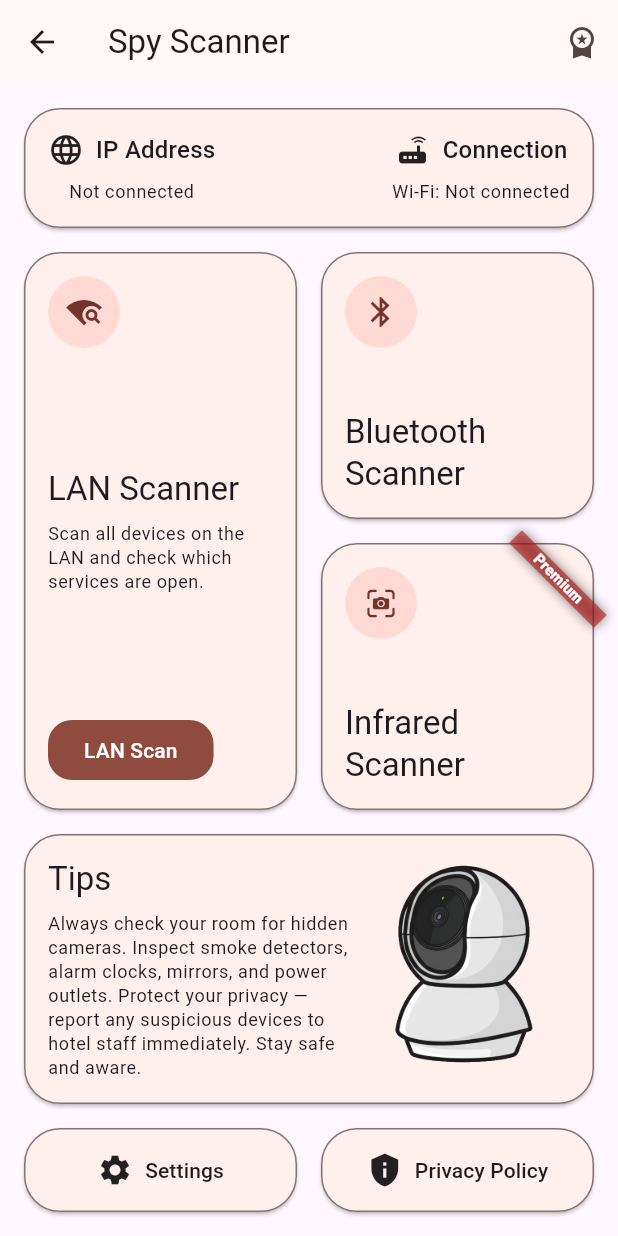
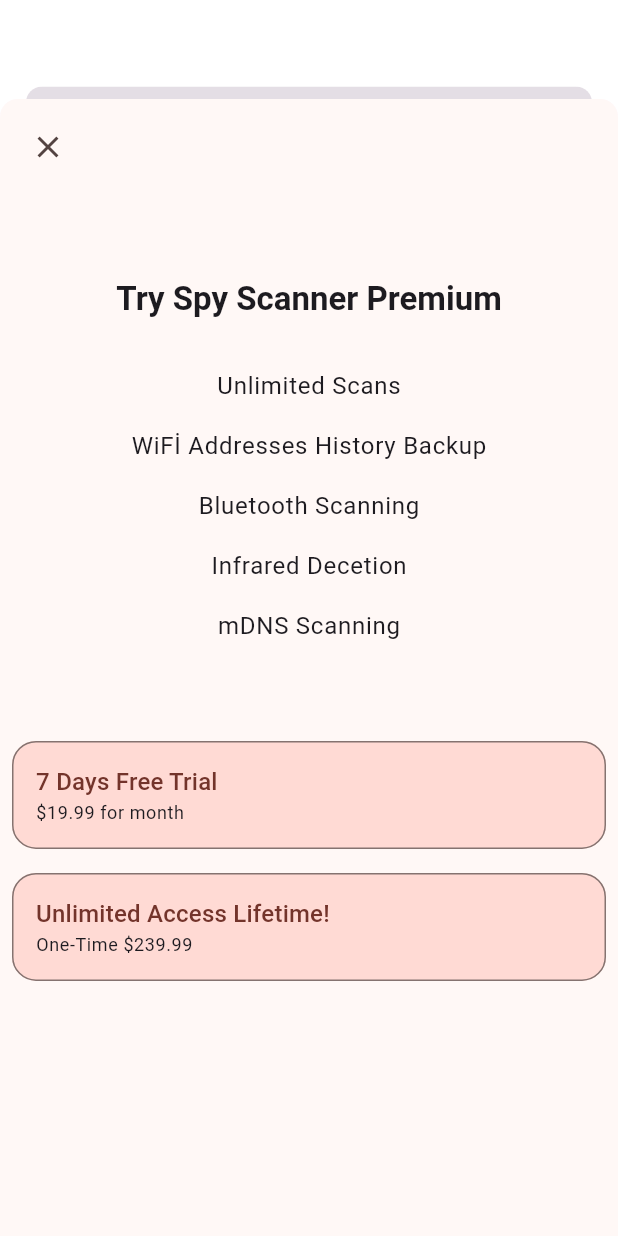
Before and after one commit to Thixq/spy_scanner_neon_apps, a Flutter app: the HomeView screen opened by its route, after a tap on the "workspace premium" icon, on a phone screen of 412 x 824 dp. Run offline on Flutter 3.47's test engine with Material 3 defaults, Android fonts, the phone set to English and light mode, and no system bars; our stand-ins replace auto_route, easy_localization, get_it, lottie, smooth_page_indicator; missing offline and left inert: flutter_reactive_ble, network_tools, nsd.

Commit message:
paywall bottom sheet ui complete and price formatter created and tested

```diff
--- a/lib/dev/dev_component_view.dart
+++ b/lib/dev/dev_component_view.dart
@@ -13,7 +13,7 @@
 //   @override
 //   Widget build(BuildContext context) {
 //     return Scaffold(
-//       appBar: AppBar(title: const Text('Dev Components')),
+// appBar: AppBar(title: const Text('Dev Components')),
 //       body: SafeArea(
 //         child: Center(
 //           child: Padding(
--- /dev/null
+++ b/lib/feature/bottom_sheet_dialog/paywall_bottom_sheet/paywall_bottom_sheet.dart
@@ -0,0 +1,46 @@
+import 'package:auto_route/auto_route.dart';
+import 'package:easy_localization/easy_localization.dart';
+import 'package:flutter/cupertino.dart';
+import 'package:flutter/material.dart';
+import 'package:spy_scanner/core/app_sizes.dart';
+import 'package:spy_scanner/core/extension/context_theme.dart';
+import 'package:spy_scanner/feature/localization/localization_codegen/locale_keys.g.dart';
+import 'package:spy_scanner/feature/utils/helper/price_formatter.dart';
+import 'package:spy_scanner/feature/utils/ui/mutli_text_line.dart';
+
+part 'widgets/action_bar.dart';
+part 'widgets/feature_list.dart';
+part 'widgets/offer_button.dart';
+part 'widgets/offer_button_list.dart';
+
+class PaywallBottomSheet extends StatelessWidget {
+  const PaywallBottomSheet({super.key});
+
+  static Future<void> show(BuildContext context) => showCupertinoSheet<void>(
+    context: context,
+    builder: (context) => const PaywallBottomSheet(),
+  );
+
+  @override
+  Widget build(BuildContext context) {
+    return Material(
+      child: ColoredBox(
+        color: context.colorScheme.surface,
+        child: Padding(
+          padding: const EdgeInsets.all(8),
+          child: Column(
+            spacing: AppSizes.extraLarge * 2,
+            children: [
+              const _ActionBar(),
+              const _FeatureList(),
+              _OfferButtonList(
+                onLifetimePressed: () {},
+                onMonthlyPressed: () {},
+              ),
+            ],
+          ),
+        ),
+      ),
+    );
+  }
+}
--- /dev/null
+++ b/lib/feature/bottom_sheet_dialog/paywall_bottom_sheet/widgets/action_bar.dart
@@ -0,0 +1,18 @@
+part of '../paywall_bottom_sheet.dart';
+
+class _ActionBar extends StatelessWidget {
+  const _ActionBar();
+
+  @override
+  Widget build(BuildContext context) {
+    return Align(
+      alignment: Alignment.topLeft,
+      child: IconButton(
+        onPressed: () {
+          context.router.pop();
+        },
+        icon: const Icon(Icons.close),
+      ),
+    );
+  }
+}
--- /dev/null
+++ b/lib/feature/bottom_sheet_dialog/paywall_bottom_sheet/widgets/feature_list.dart
@@ -0,0 +1,34 @@
+part of '../paywall_bottom_sheet.dart';
+
+final _offers = <String>[
+  LocaleKeys.paywall_offer_offer_one.tr(),
+  LocaleKeys.paywall_offer_offer_two.tr(),
+  LocaleKeys.paywall_offer_offer_three.tr(),
+  LocaleKeys.paywall_offer_offer_four.tr(),
+  LocaleKeys.paywall_offer_offer_five.tr(),
+];
+final String _title = LocaleKeys.paywall_title.tr();
+
+class _FeatureList extends StatelessWidget {
+  const _FeatureList();
+
+  @override
+  Widget build(BuildContext context) {
+    return Column(
+      spacing: AppSizes.extraLarge,
+      children: [
+        Text(
+          _title,
+          style: context.textTheme.titleLarge?.copyWith(
+            fontWeight: FontWeight.bold,
+          ),
+        ),
+        MutliTextLine(
+          spacing: AppSizes.medium,
+          style: context.textTheme.bodyLarge,
+          lines: _offers,
+        ),
+      ],
+    );
+  }
+}
--- /dev/null
+++ b/lib/feature/bottom_sheet_dialog/paywall_bottom_sheet/widgets/offer_button.dart
@@ -0,0 +1,43 @@
+part of '../paywall_bottom_sheet.dart';
+
+class _OfferButton extends StatelessWidget {
+  const _OfferButton({
+    required this.title,
+    required this.subTitle,
+    required this.onPressed,
+  });
+
+  final String title;
+  final String subTitle;
+  final VoidCallback onPressed;
+
+  @override
+  Widget build(BuildContext context) {
+    return FilledButton.tonal(
+      style: FilledButton.styleFrom(
+        side: BorderSide(color: context.colorScheme.outline),
+        alignment: Alignment.centerLeft,
+        padding: const EdgeInsets.symmetric(
+          vertical: AppSizes.medium,
+          horizontal: AppSizes.medium,
+        ),
+      ),
+      onPressed: onPressed,
+      child: Column(
+        crossAxisAlignment: CrossAxisAlignment.start,
+        children: [
+          Text(
+            title,
+            style: context.textTheme.titleMedium?.copyWith(
+              color: context.colorScheme.onPrimaryContainer,
+            ),
+          ),
+          Text(
+            subTitle,
+            style: context.textTheme.bodySmall,
+          ),
+        ],
+      ),
+    );
+  }
+}
--- /dev/null
+++ b/lib/feature/bottom_sheet_dialog/paywall_bottom_sheet/widgets/offer_button_list.dart
@@ -0,0 +1,46 @@
+part of '../paywall_bottom_sheet.dart';
+
+final String _monthly = LocaleKeys.paywall_price_options_option_one_title.tr();
+
+final String _lifetime = LocaleKeys.paywall_price_options_option_two_title.tr();
+
+class _OfferButtonList extends StatelessWidget {
+  const _OfferButtonList({
+    required this.onMonthlyPressed,
+    required this.onLifetimePressed,
+  });
+
+  final VoidCallback onMonthlyPressed;
+  final VoidCallback onLifetimePressed;
+
+  @override
+  Widget build(BuildContext context) {
+    final monthlyPrice = LocaleKeys.paywall_price_options_option_one_price.tr(
+      namedArgs: {'price': PriceFormatter.format(19.99, context)},
+    );
+    final lifetimePrice = LocaleKeys.paywall_price_options_option_two_price.tr(
+      namedArgs: {'price': PriceFormatter.format(239.99, context)},
+    );
+    return Column(
+      spacing: AppSizes.medium,
+      children: [
+        SizedBox(
+          width: double.infinity,
+          child: _OfferButton(
+            title: _monthly,
+            subTitle: monthlyPrice,
+            onPressed: onMonthlyPressed,
+          ),
+        ),
+        SizedBox(
+          width: double.infinity,
+          child: _OfferButton(
+            title: _lifetime,
+            subTitle: lifetimePrice,
+            onPressed: onLifetimePressed,
+          ),
+        ),
+      ],
+    );
+  }
+}
--- a/lib/feature/bottom_sheet_dialog/text_bottom_sheet.dart
+++ b/lib/feature/bottom_sheet_dialog/text_bottom_sheet.dart
@@ -10,8 +10,8 @@ final String _text = LocaleKeys.privacy_policy_text.tr();
 class TextBottomSheet extends StatelessWidget {
   const TextBottomSheet({super.key});
 
-  static void show(BuildContext context) {
-    showModalBottomSheet(
+  static Future<void> show(BuildContext context) async {
+    await showModalBottomSheet<void>(
       context: context,
       builder: (context) => const TextBottomSheet(),
       showDragHandle: true,
@@ -32,7 +32,7 @@ class TextBottomSheet extends StatelessWidget {
           ),
           child: RichText(
             text: TextSpan(
-              text: '$_title\n',
+              text: '$_title\n\n',
               style: context.textTheme.titleLarge?.copyWith(
                 fontWeight: FontWeight.bold,
               ),
--- a/lib/feature/localization/localization_app.dart
+++ b/lib/feature/localization/localization_app.dart
@@ -8,7 +8,6 @@ class LocalizationApp extends EasyLocalization {
     super.key,
   }) : super(
          saveLocale: true,
-         useOnlyLangCode: true,
          supportedLocales: supportedLocalesLanguages,
          path: _translationPath,
          assetLoader: const CodegenLoader(),
@@ -20,8 +19,8 @@ class LocalizationApp extends EasyLocalization {
   Locale? get fallbackLocale => const Locale('tr', 'TR');
 
   static List<Locale> get supportedLocalesLanguages => [
-    const Locale('tr'),
-    const Locale('en'),
+    const Locale('tr', 'TR'),
+    const Locale('en', 'US'),
   ];
 
   static Future<void> updateLanguage({
--- /dev/null
+++ b/lib/feature/utils/helper/price_formatter.dart
@@ -0,0 +1,72 @@
+import 'package:easy_localization/easy_localization.dart';
+import 'package:flutter/material.dart';
+
+class PriceFormatter {
+  static String format(
+    double value,
+    BuildContext context, {
+    String? currencyCode,
+  }) {
+    final locale = context.locale.toString();
+
+    // Determine currency code from locale (fallback: USD)
+    final code = currencyCode ?? _localeToCurrency(locale);
+
+    // Create a currency format
+    final format = NumberFormat.currency(
+      locale: locale,
+      name: code,
+      symbol: '',
+    );
+
+    final formattedValue = format.format(value);
+
+    // Get locale-specific currency symbol
+    final currencySymbol = NumberFormat.compactSimpleCurrency(
+      locale: locale,
+      name: code,
+    ).currencySymbol;
+
+    // Some languages place the symbol after the value
+    if (_symbolAfter(locale)) {
+      return '$formattedValue $currencySymbol';
+    } else {
+      return '$currencySymbol$formattedValue';
+    }
+  }
+
+  static String localizedPriceText(
+    double value,
+    BuildContext context, {
+    String? currencyCode,
+  }) {
+    final formatted = format(value, context, currencyCode: currencyCode);
+    return tr('subscription.price_text', args: [formatted]);
+  }
+
+  // Locale → Currency mapping
+  static String _localeToCurrency(String locale) {
+    final map = {
+      'tr': 'TRY',
+      'en_US': 'USD',
+    };
+
+    // if no exact match, check only the language part
+    return map[locale] ?? map[locale.split('_').first] ?? 'USD';
+  }
+
+  // Symbol position (before/after)
+  static bool _symbolAfter(String locale) {
+    final langsWithAfterSymbol = [
+      'tr',
+      'de',
+      'fr',
+      'ru',
+      'sv',
+      'pl',
+      'es',
+      'it',
+    ];
+    return langsWithAfterSymbol.any(locale.startsWith);
+  }
+}
--- /dev/null
+++ b/lib/feature/utils/ui/mutli_text_line.dart
@@ -0,0 +1,28 @@
+import 'package:flutter/material.dart';
+
+class MutliTextLine extends StatelessWidget {
+  const MutliTextLine({
+    required this.lines,
+    super.key,
+    this.style,
+    this.spacing = 0.0,
+  });
+  final List<String> lines;
+  final TextStyle? style;
+  final double spacing;
+
+  @override
+  Widget build(BuildContext context) {
+    return Column(
+      spacing: spacing,
+      children: lines
+          .map(
+            (e) => Text(
+              e,
+              style: style,
+            ),
+          )
+          .toList(),
+    );
+  }
+}
--- a/lib/views/home/home_view.dart
+++ b/lib/views/home/home_view.dart
@@ -3,6 +3,7 @@ import 'package:easy_localization/easy_localization.dart';
 import 'package:flutter/cupertino.dart' show CupertinoIcons;
 import 'package:flutter/material.dart';
 import 'package:spy_scanner/core/app_sizes.dart';
+import 'package:spy_scanner/feature/bottom_sheet_dialog/paywall_bottom_sheet/paywall_bottom_sheet.dart';
 import 'package:spy_scanner/feature/bottom_sheet_dialog/text_bottom_sheet.dart';
 import 'package:spy_scanner/feature/components/icon_text_card.dart';
 import 'package:spy_scanner/feature/components/info_card.dart';
@@ -29,7 +30,9 @@ class _HomeViewState extends State<HomeView> with _HomeMixin {
   Widget build(BuildContext context) {
     return Scaffold(
       appBar: _HomeAppBar(
-        onPremiumPressed: () {},
+        onPremiumPressed: () async {
+          await PaywallBottomSheet.show(context);
+        },
       ),
       body: SafeArea(
         child: Padding(
@@ -47,8 +50,8 @@ class _HomeViewState extends State<HomeView> with _HomeMixin {
               const _HomeInfoCard(),
               _HomeActions(
                 tabOneonPressed: () {},
-                tabTwoonPressed: () {
-                  TextBottomSheet.show(context);
+                tabTwoonPressed: () async {
+                  await TextBottomSheet.show(context);
                 },
               ),
             ],
--- a/lib/views/home/widgets/home_app_bar.dart
+++ b/lib/views/home/widgets/home_app_bar.dart
@@ -8,6 +8,7 @@ class _HomeAppBar extends StatelessWidget implements PreferredSizeWidget {
   @override
   Widget build(BuildContext context) {
     return AppBar(
+      backgroundColor: Colors.transparent,
       title: const Text('Spy Scanner'),
       actions: [
         IconButton(
```
Also changed, not shown: assets/translations/en-US.json (renamed from assets/translations/en.json, +21 -0 lines), assets/translations/tr-TR.json (renamed from assets/translations/tr.json, +21 -1 lines), pubspec.yaml (+9 -2 lines), lib/feature/localization/localization_codegen/codegen_loader.g.dart, lib/feature/localization/localization_codegen/locale_keys.g.dart, pubspec.lock, 2 other files.
